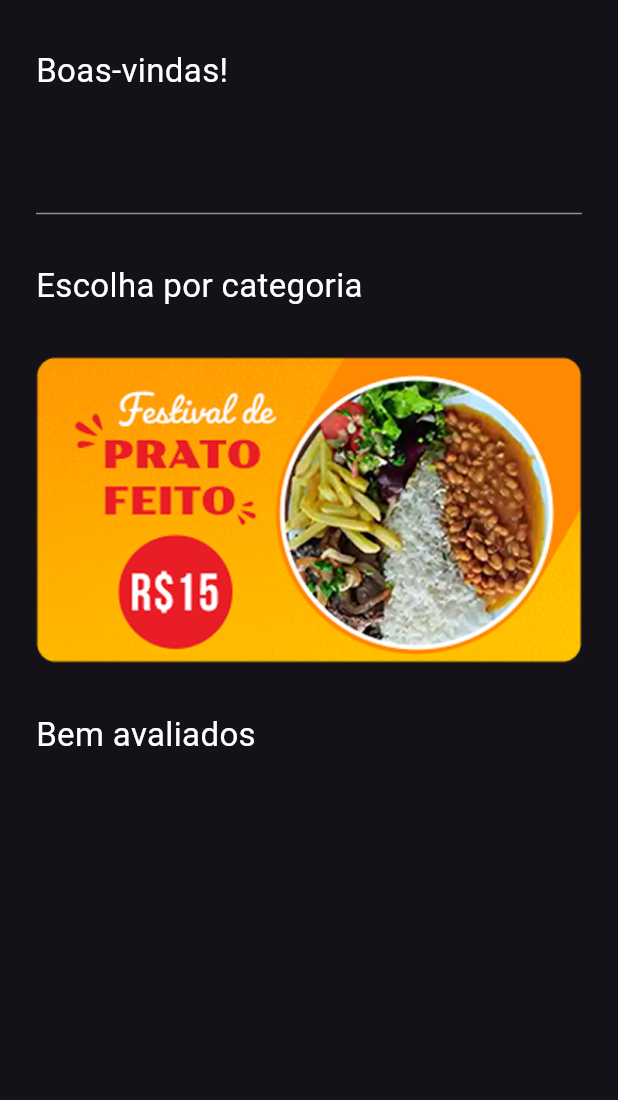
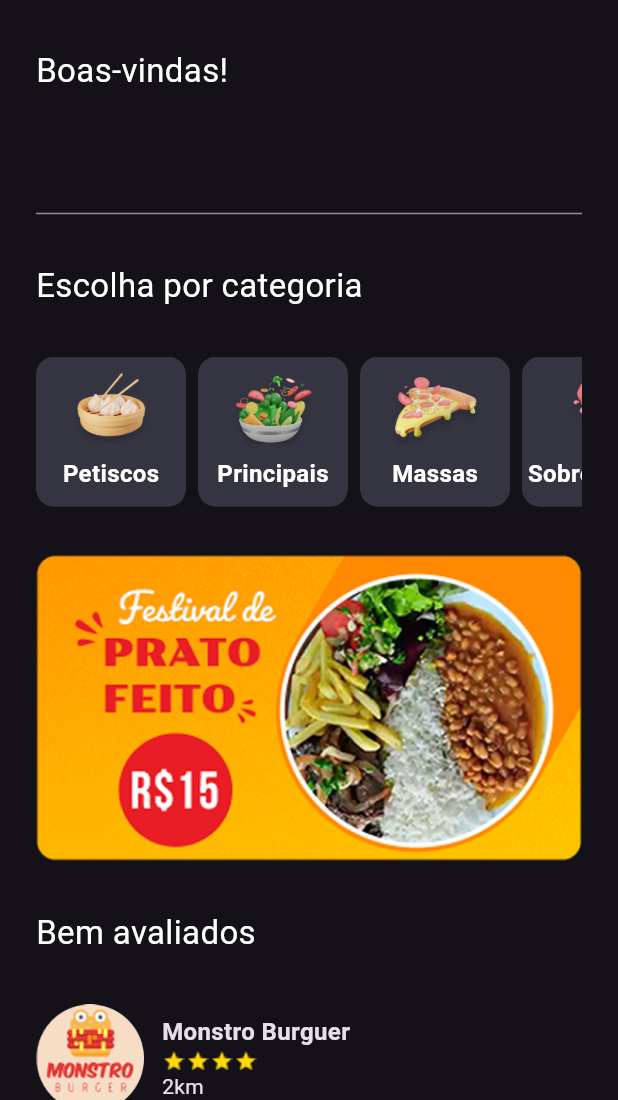
Before and after one commit to MariaFernadaG/Tech_Taste, a Flutter app: the screen it shows after launch, after a tap on "Bora!", on a phone screen of 412 x 824 dp, the part 136-1236 px from its top. Run offline on Flutter 3.47's test engine with Material 3 defaults, Android fonts, the phone set to English and light mode, and no system bars.

Commit message:
feat: Add list home

```diff
--- /dev/null
+++ b/lib/data/categories_data.dart
@@ -0,0 +1,9 @@
+abstract class CategoriesData {
+  static List<String> listCategories = [
+    "Petiscos",
+    "Principais",
+    "Massas",
+    "Sobremesas",
+    "Bebidas",
+  ];
+}
--- /dev/null
+++ b/lib/data/restaurant_data.dart
@@ -0,0 +1,19 @@
+import 'dart:convert';
+import 'package:flutter/services.dart';
+import 'package:flutter/material.dart';
+import 'package:tech_taste/model/restaurant.dart';
+
+class RestaurantData extends ChangeNotifier {
+  List<Restaurant> listRestaurant = [];
+
+  Future<void> getRestaurants() async {
+    String jsonString = await rootBundle.loadString('assets/data.json');
+    Map<String, dynamic> data = json.decode(jsonString);
+    List<dynamic> restaurantsData = data['restaurants'];
+
+    for (var restaurantData in restaurantsData) {
+      Restaurant restaurant = Restaurant.fromMap(restaurantData);
+      listRestaurant.add(restaurant);
+    }
+  }
+}
--- a/lib/main.dart
+++ b/lib/main.dart
@@ -1,15 +1,18 @@
 import 'package:flutter/material.dart';
+import 'package:provider/provider.dart';
+import 'package:tech_taste/data/restaurant_data.dart';
 import 'package:tech_taste/ui/SplashScreen/splash_screen.dart';
 import 'package:tech_taste/ui/core/app.theme.dart';
 
-void main() {
-  runApp(const MyApp());
+void main()async  {
+   WidgetsFlutterBinding.ensureInitialized();
+  RestaurantData restaurantData = RestaurantData();
+  await restaurantData.getRestaurants();
+  runApp(MultiProvider(providers: [ChangeNotifierProvider(create: (context){ return restaurantData;})], child: const MyApp(),));
 }
 
 class MyApp extends StatelessWidget {
   const MyApp({super.key});
-
-  // This widget is the root of your application.
   @override
   Widget build(BuildContext context) {
     return MaterialApp(
--- /dev/null
+++ b/lib/model/dish.dart
@@ -0,0 +1,40 @@
+class Dish {
+  final String id;
+  final String name;
+  final String description;
+  final int price;
+  final String imagePath;
+
+  Dish({
+    required this.id,
+    required this.name,
+    required this.description,
+    required this.price,
+    required this.imagePath,
+  });
+
+  Map<String, dynamic> toMap() {
+    return {
+      'id': id,
+      'name': name,
+      'description': description,
+      'price': price,
+      'imagePath': imagePath,
+    };
+  }
+
+  factory Dish.fromMap(Map<String, dynamic> map) {
+    return Dish(
+      id: map['id'],
+      name: map['name'],
+      description: map['description'],
+      price: map['price'],
+      imagePath: map['imagePath'],
+    );
+  }
+
+  @override
+  String toString() {
+    return 'Dish(id: $id, name: $name, description: $description, price: $price, imagePath: $imagePath)';
+  }
+}
--- /dev/null
+++ b/lib/model/restaurant.dart
@@ -0,0 +1,55 @@
+
+import 'package:tech_taste/model/dish.dart';
+
+class Restaurant {
+  String id;
+  String imagePath;
+  String name;
+  String description;
+  double stars;
+  int distance;
+  List<String> categories;
+  List<Dish> dishes;
+
+  Restaurant({
+    required this.id,
+    required this.imagePath,
+    required this.name,
+    required this.description,
+    required this.stars,
+    required this.distance,
+    required this.categories,
+    required this.dishes,
+  });
+
+  Map<String, dynamic> toMap() {
+    return {
+      'id': id,
+      'imagePath': imagePath,
+      'name': name,
+      'description': description,
+      'stars': stars,
+      'distance': distance,
+      'categories': categories,
+      'dishes': dishes.map((dish) => dish.toMap()).toList(),
+    };
+  }
+
+  factory Restaurant.fromMap(Map<String, dynamic> map) {
+    return Restaurant(
+      id: map['id'],
+      imagePath: map['imagePath'],
+      name: map['name'],
+      description: map['description'],
+      stars: map['stars'],
+      distance: map['distance'],
+      categories: List<String>.from(map['categories']),
+      dishes: List<Dish>.from(map['dishes'].map((dish) => Dish.fromMap(dish))),
+    );
+  }
+
+  @override
+  String toString() {
+    return 'Restaurant(id: $id, imagePath: $imagePath, name: $name, description: $description, stars: $stars, distance: $distance, categories: $categories)';
+  }
+}
--- a/lib/ui/Home/home_screen.dart
+++ b/lib/ui/Home/home_screen.dart
@@ -1,10 +1,17 @@
 import 'package:flutter/material.dart';
+import 'package:provider/provider.dart';
+import 'package:tech_taste/data/categories_data.dart';
+import 'package:tech_taste/data/restaurant_data.dart';
+import 'package:tech_taste/ui/Home/widgets/categories.dart';
+import 'package:tech_taste/ui/Home/widgets/restaurant.dart';
 
 class HomeScreen extends StatelessWidget {
   const HomeScreen({super.key});
 
   @override
   Widget build(BuildContext context) {
+    RestaurantData restaurantData = Provider.of<RestaurantData>(context);
+    ///<qual o tipo do providor que esta esperando>
     return Scaffold(
         drawer: Drawer(),
         appBar: AppBar(
@@ -14,6 +21,7 @@ class HomeScreen extends StatelessWidget {
         ),
         body: Padding(
           padding: const EdgeInsets.symmetric(horizontal: 24.0),
+          child: SingleChildScrollView(
             child: Column(
               spacing: 32,
               crossAxisAlignment: CrossAxisAlignment.start,
@@ -33,13 +41,28 @@ class HomeScreen extends StatelessWidget {
                   'Escolha por categoria',
                   style: TextStyle(color: Colors.white, fontSize: 22),
                 ),
+               SingleChildScrollView(
+                    scrollDirection: Axis.horizontal,
+                  child: Row(
+                    spacing: 8.0,
+                    children: List.generate(CategoriesData.listCategories.length, (index){
+                    return CategoryWiget(category: CategoriesData.listCategories[index]);
+                  }),),
+                ),
                 Image.asset('assets/banners/banner_promo.png'),
                 Text(
                   'Bem avaliados',
                   style: TextStyle(color: Colors.white, fontSize: 22),
                 ),
-
+                Column(
+                  spacing: 12.0,
+                  children: List.generate(restaurantData.listRestaurant.length, (index) {
+                    return RestaurantWidget(restaurant: restaurantData.listRestaurant[index]);
+                  }),
+                ),
+                SizedBox(height: 64,)
               ],
+            ),
           ),
         ));
   }
--- /dev/null
+++ b/lib/ui/Home/widgets/categories.dart
@@ -0,0 +1,40 @@
+import 'package:flutter/material.dart';
+import 'package:tech_taste/ui/core/app_colors.dart';
+
+class CategoryWiget extends StatelessWidget {
+  final String category;
+  const CategoryWiget({super.key, required this.category});
+
+  @override
+  Widget build(BuildContext context) {
+    return Container(
+      width: 100,
+      height: 100,
+      decoration: BoxDecoration(
+        color: AppColors.lightBackgroundColor,
+        borderRadius: BorderRadius.circular(12),
+      ),
+      child: Column(
+        mainAxisSize: MainAxisSize.min,
+        crossAxisAlignment: CrossAxisAlignment.center,
+        mainAxisAlignment: MainAxisAlignment.center,
+        spacing: 8.0,
+        children: [
+          Image.asset(
+            'assets/categories/${category.toLowerCase()}.png',
+            height: 48,
+          ),
+
+          Text(
+            category,
+            style: const TextStyle(
+              color: Colors.white,
+              fontSize: 16,
+              fontWeight: FontWeight.bold,
+            ),
+          ),
+        ],
+      ),
+    );
+  }
+}
--- /dev/null
+++ b/lib/ui/Home/widgets/restaurant.dart
@@ -0,0 +1,47 @@
+import 'package:flutter/material.dart';
+import 'package:tech_taste/model/restaurant.dart';
+import 'package:tech_taste/ui/restaurant/restaurant.dart';
+
+
+class RestaurantWidget extends StatelessWidget {
+  final Restaurant restaurant;
+  const RestaurantWidget({super.key, required this.restaurant});
+
+  @override
+  Widget build(BuildContext context) {
+    return InkWell(
+      onTap: () {
+        Navigator.push(
+          context,
+          MaterialPageRoute(
+            builder: (context) {
+              return RestaurantScreen(restaurant: restaurant);
+            },
+          ),
+        );
+      },
+      child: Row(
+        spacing: 12.0,
+        children: [
+          Image.asset('assets/${restaurant.imagePath}', width: 72),
+          Column(
+
+            crossAxisAlignment: CrossAxisAlignment.start,
+            children: [
+              Text(
+                restaurant.name,
+                style: TextStyle(fontWeight: FontWeight.bold, fontSize: 16.0),
+              ),
+              Row(
+                children: List.generate(restaurant.stars.toInt(), (index) {
+                  return Image.asset('assets/others/star.png', width: 16);
+                }),
+              ),
+              Text('${restaurant.distance}km'),
+            ],
+          ),
+        ],
+      ),
+    );
+  }
+}
```
Also changed, not shown: lib/ui/core/bag_provider.dart (+29 -28 lines), lib/ui/restaurant/restaurant.dart (added, +52 -0 lines). Lines whose indentation alone changed are shown as unchanged.
